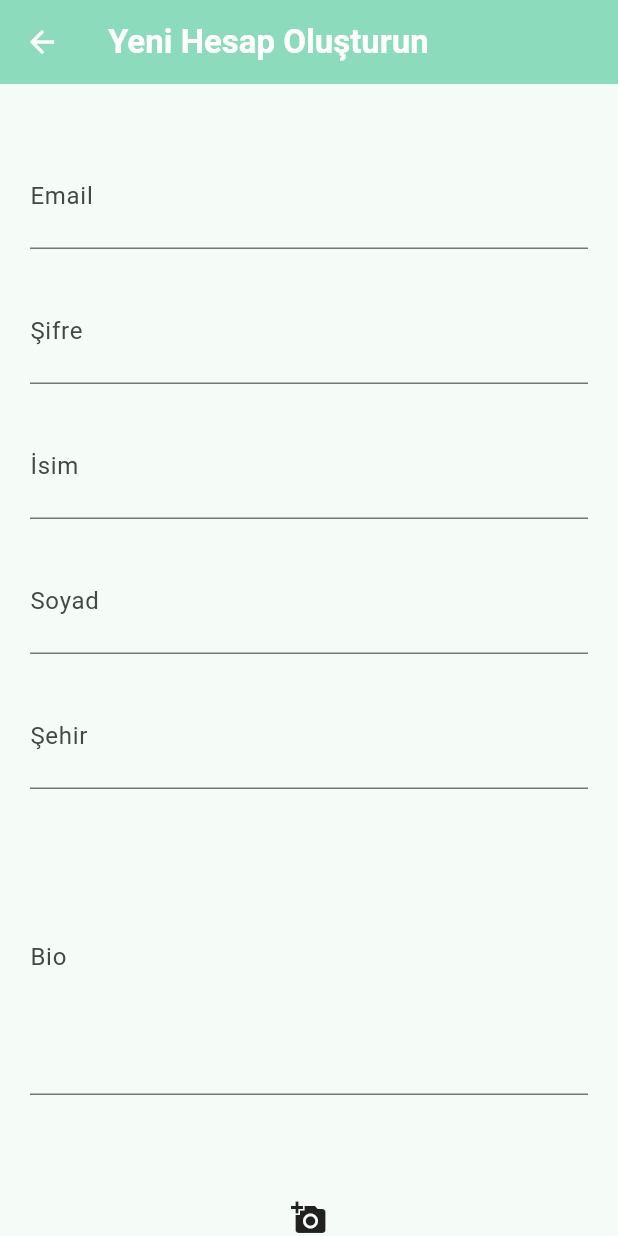
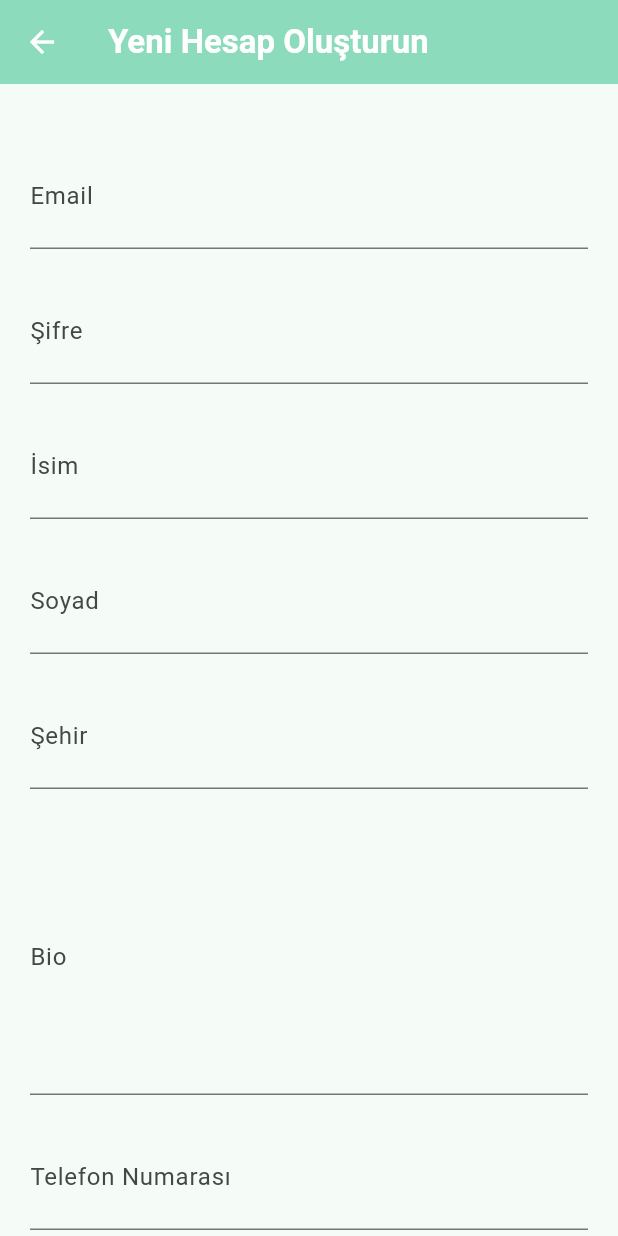
Before and after one commit to BerkDeniz23/FlutterProject, a Flutter app: the SignupScreen screen opened directly, on a phone screen of 412 x 824 dp. Run offline on Flutter 3.47's test engine with Material 3 defaults, Android fonts, the phone set to English and light mode, and no system bars; our stand-ins replace cloud_firestore, custom_rating_bar, firebase_auth, firebase_core, firebase_storage, get and 3 more; accounts and stored records are empty.

Commit message:
Bir takım değişiklikler

```diff
--- a/lib/model/app_constants.dart
+++ b/lib/model/app_constants.dart
@@ -51,6 +51,7 @@ class AppConstants {
     'Adana',
     'Antalya',
     'Konya',
+    'Kocaeli',
     'Gaziantep',
     'Şanlıurfa',
     'Mersin',
--- a/lib/model/contact_model.dart
+++ b/lib/model/contact_model.dart
@@ -42,7 +42,7 @@ class ContactModel {
     firstName = snapshot['firstName'] ?? "";
     lastName = snapshot['lastName'] ?? "";
     email = snapshot['email'] ?? "";
-    phoneNumber = snapshot['phoneNumber'] ?? "";
+    phoneNumber = snapshot['phoneNumber'];
   }
 
   getImageFromStorage() async {
--- a/lib/view/signup_screen.dart
+++ b/lib/view/signup_screen.dart
@@ -18,6 +18,7 @@ class _SignupScreenState extends State<SignupScreen> {
   TextEditingController _lastNameTextEditingController = TextEditingController();
   TextEditingController _cityTextEditingController = TextEditingController();
   TextEditingController _bioTextEditingController = TextEditingController();
+  TextEditingController _phoneNumberTextEditingController = TextEditingController();
 
   final _formkey = GlobalKey<FormState>();
 
@@ -141,6 +142,17 @@ class _SignupScreenState extends State<SignupScreen> {
                         textCapitalization: TextCapitalization.words,
                       ),
                     ),
+                    Padding(
+                      padding: const EdgeInsets.only(top: 20),
+                      child: TextFormField(
+                        decoration: const InputDecoration(labelText: "Telefon Numarası"),
+                        style: const TextStyle(
+                          fontSize: 25,
+                        ),
+                        controller: _phoneNumberTextEditingController,
+                        textCapitalization: TextCapitalization.words,
+                      ),
+                    ),
                   ],
                 ),
               ),
@@ -191,6 +203,7 @@ class _SignupScreenState extends State<SignupScreen> {
                     _lastNameTextEditingController.text.trim(),
                     _cityTextEditingController.text.trim(),
                     _bioTextEditingController.text.trim(),
+                    _phoneNumberTextEditingController.text.trim(),
                     imageFileOfUser,
                   );
                 },
```
Also changed, not shown: lib/view/guestScreens/explore_screen.dart (+4 -4 lines), lib/view/guestScreens/profile_screen.dart (+17 -4 lines), lib/view/view_posting_screen.dart (+5 -5 lines), lib/view/widgets/posting_list_tile_ui.dart (+15 -5 lines), lib/view_model/user_view_model.dart (+8 -5 lines).
